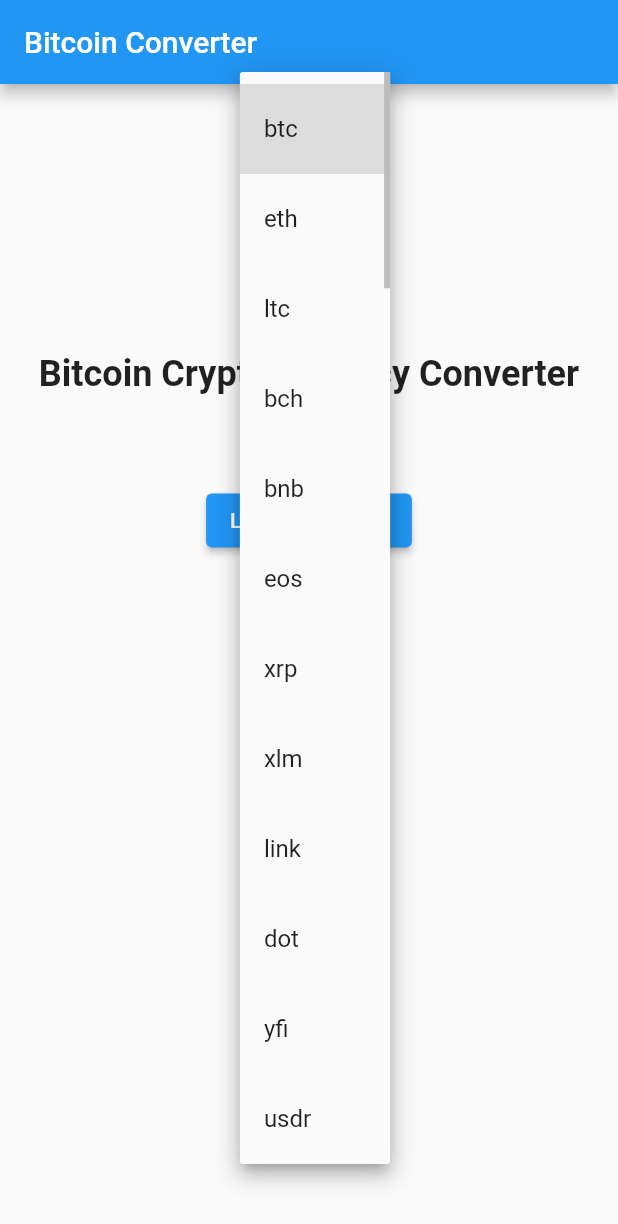
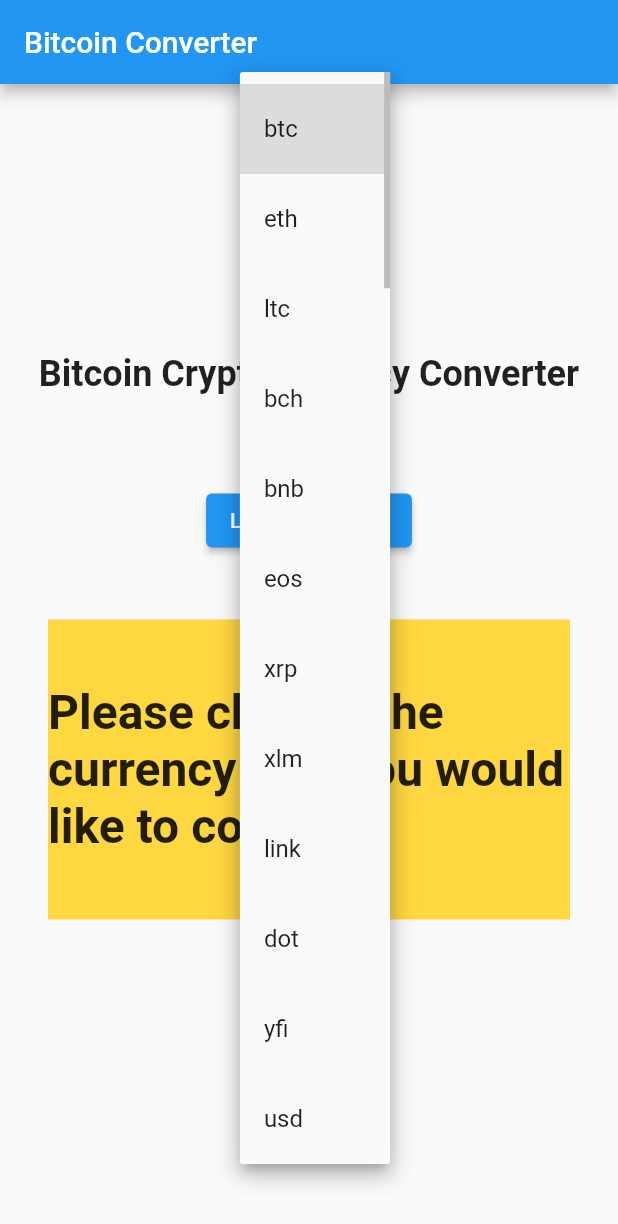
Before and after one commit to sookqichow/bitcoinConverter, a Flutter app: the screen it shows after launch, after a tap on "btc", on a phone screen of 412 x 824 dp. Shown: the top 1224 px of the screen. Run offline on Flutter 3.47's test engine with Material 2 defaults, Android fonts, the phone set to English and light mode, and no system bars; missing offline and left inert: ndialog.

Commit message:
first commit

```diff
--- a/lib/main.dart
+++ b/lib/main.dart
@@ -32,7 +32,7 @@ class BitcoinConverter extends StatefulWidget {
 
 class _BitcoinConverterState extends State<BitcoinConverter> {
   String selectCurrency = "btc",
-      unit = "BTN",
+      unit = "Please choose the currency that you would like to convert",
       type = "crypto",
       name = "bitcoin";
 
@@ -49,7 +49,7 @@ class _BitcoinConverterState extends State<BitcoinConverter> {
     "link",
     "dot",
     "yfi",
-    "usdr",
+    "usd",
     "aed",
     "ars",
     "aud",
```
